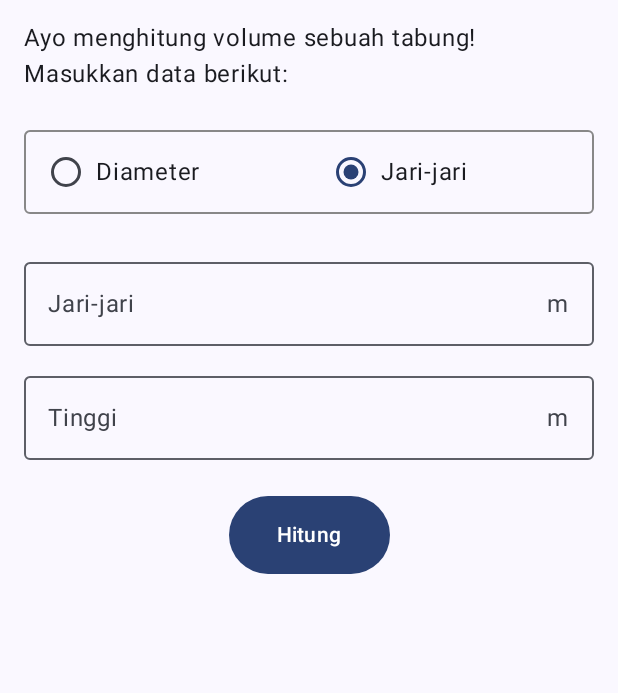
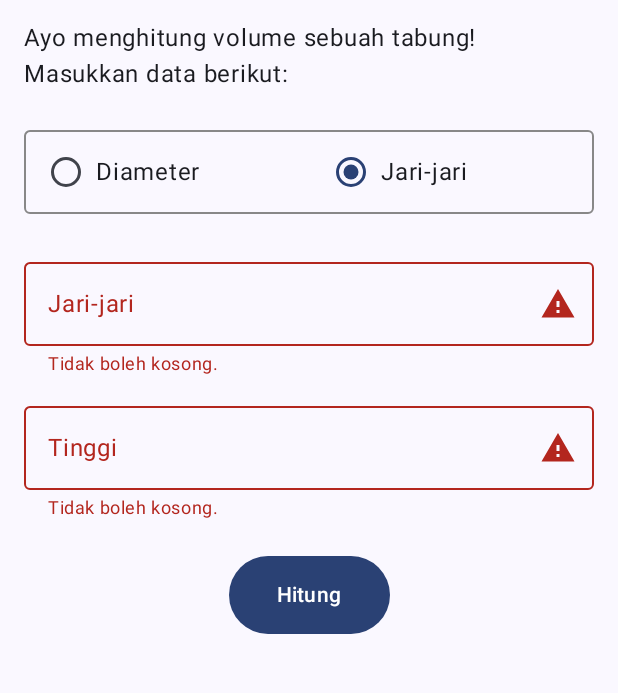
Before and after one commit to irvanmaulanaaa/assesment1mobpro, an Android app built with Jetpack Compose: the MainActivity screen opened directly, with no data from a screen before it, after a tap on "Hitung", on a phone screen of 412 x 824 dp, the part 96-789 px from its top. Run offline under Robolectric (Android 15) with nearby library versions, the phone set to English and light mode, and no system bars; 2 other taps on this screen came first.

Commit message:
Memastikan input sesuai harapan

```diff
--- a/app/src/main/java/com/irvanmaulana0013/asessment1/ui/screen/MainScreen.kt
+++ b/app/src/main/java/com/irvanmaulana0013/asessment1/ui/screen/MainScreen.kt
@@ -1,4 +1,5 @@
 package com.irvanmaulana0013.asessment1.ui.screen
+
 
 import android.content.res.Configuration
 import androidx.compose.foundation.border
@@ -14,9 +15,12 @@ import androidx.compose.foundation.selection.selectable
 import androidx.compose.foundation.shape.RoundedCornerShape
 import androidx.compose.foundation.text.KeyboardOptions
 import androidx.compose.foundation.verticalScroll
+import androidx.compose.material.icons.Icons
+import androidx.compose.material.icons.filled.Warning
 import androidx.compose.material3.Button
 import androidx.compose.material3.ExperimentalMaterial3Api
 import androidx.compose.material3.HorizontalDivider
+import androidx.compose.material3.Icon
 import androidx.compose.material3.MaterialTheme
 import androidx.compose.material3.OutlinedTextField
 import androidx.compose.material3.RadioButton
@@ -41,7 +45,6 @@ import androidx.compose.ui.tooling.preview.Preview
 import androidx.compose.ui.unit.dp
 import com.irvanmaulana0013.asessment1.R
 import com.irvanmaulana0013.asessment1.ui.theme.Asessment1Theme
-import kotlin.math.pow
 
 @OptIn(ExperimentalMaterial3Api::class)
 @Composable
@@ -67,8 +70,13 @@ fun MainScreen() {
 @Composable
 fun ScreenContent(modifier: Modifier = Modifier) {
     var diameter by remember { mutableStateOf("") }
+    var diameterError by remember { mutableStateOf(false) }
+
     var jariJari by remember { mutableStateOf("") }
+    var jariJariError by remember { mutableStateOf(false) }
+
     var tinggi by remember { mutableStateOf("") }
+    var tinggiError by remember { mutableStateOf(false) }
 
     val radioOptions = listOf(
         stringResource(id = R.string.diameter),
@@ -116,7 +124,9 @@ fun ScreenContent(modifier: Modifier = Modifier) {
                 value = diameter,
                 onValueChange = { diameter = it },
                 label = { Text(text = stringResource(id = R.string.diameter)) },
-                trailingIcon = { Text(text = "m") },
+                trailingIcon = { IconPicker(diameterError, "m") },
+                supportingText = { ErrorHint(diameterError) },
+                isError = diameterError,
                 singleLine = true,
                 keyboardOptions = KeyboardOptions(
                     keyboardType = KeyboardType.Number,
@@ -130,7 +140,9 @@ fun ScreenContent(modifier: Modifier = Modifier) {
                 value = jariJari,
                 onValueChange = { jariJari = it},
                 label = { Text(text = stringResource(id = R.string.jarijari)) },
-                trailingIcon = { Text(text = "m") },
+                trailingIcon = { IconPicker(jariJariError, "m") },
+                supportingText = { ErrorHint(jariJariError) },
+                isError = jariJariError,
                 singleLine = true,
                 keyboardOptions = KeyboardOptions(
                     keyboardType = KeyboardType.Number,
@@ -144,7 +156,9 @@ fun ScreenContent(modifier: Modifier = Modifier) {
             value = tinggi,
             onValueChange = { tinggi = it},
             label = { Text(text = stringResource(id = R.string.tinggi)) },
-            trailingIcon = { Text(text = "m") },
+            trailingIcon = { IconPicker(tinggiError, "m") },
+            supportingText = { ErrorHint(tinggiError) },
+            isError = tinggiError,
             singleLine = true,
             keyboardOptions = KeyboardOptions(
                 keyboardType = KeyboardType.Number,
@@ -154,20 +168,22 @@ fun ScreenContent(modifier: Modifier = Modifier) {
         )
         Button(
             onClick = {
-                val t = tinggi.toDoubleOrNull()
+                diameterError = (diameter == "" || diameter == "0")
+                jariJariError = (jariJari == "" || jariJari == "0")
+                tinggiError = (tinggi == "" || tinggi == "0")
+                if (diameterError || jariJariError || tinggiError) return@Button
+
+                val t = tinggi.toDouble()
 
                     if (option == radioOptions[0]) {
-                        val d = diameter.toDoubleOrNull()
-                        if (d != null && t != null) {
-                            result = hitungDiameter(d, t)
-                        }
+                        val d = diameter.toDouble()
+                        result = hitungDiameter(d, t)
+
                     } else {
-                    val r = jariJari.toDoubleOrNull()
-                    if (r != null && t != null) {
+                        val r = jariJari.toDouble()
                         result = hitungJarijari(r, t)
                     }
-                }
-            },
+                 },
             modifier = Modifier.padding(top = 12.dp),
             contentPadding = PaddingValues(horizontal = 32.dp, vertical = 16.dp)
         ) {
@@ -214,6 +230,22 @@ fun Option(label: String, isSelected: Boolean, modifier: Modifier) {
     }
 }
 
+@Composable
+fun IconPicker(isError: Boolean, unit: String) {
+    if (isError) {
+        Icon(imageVector = Icons.Filled.Warning, contentDescription = null)
+    } else {
+        Text(text = unit)
+    }
+}
+
+@Composable
+fun ErrorHint(isError: Boolean) {
+    if (isError) {
+        Text(text = stringResource(R.string.invalid))
+    }
+}
+
 @Preview(showBackground = true)
 @Preview(uiMode = Configuration.UI_MODE_NIGHT_YES, showBackground = true)
 @Composable
--- a/app/src/main/res/values/strings.xml
+++ b/app/src/main/res/values/strings.xml
@@ -8,4 +8,5 @@
     <string name="hitung">Hitung</string>
     <string name="teks">Volume tabung:</string>
     <string name="hasil">%1$.2f m³</string>
+    <string name="invalid">Tidak boleh kosong.</string>
 </resources>
```
